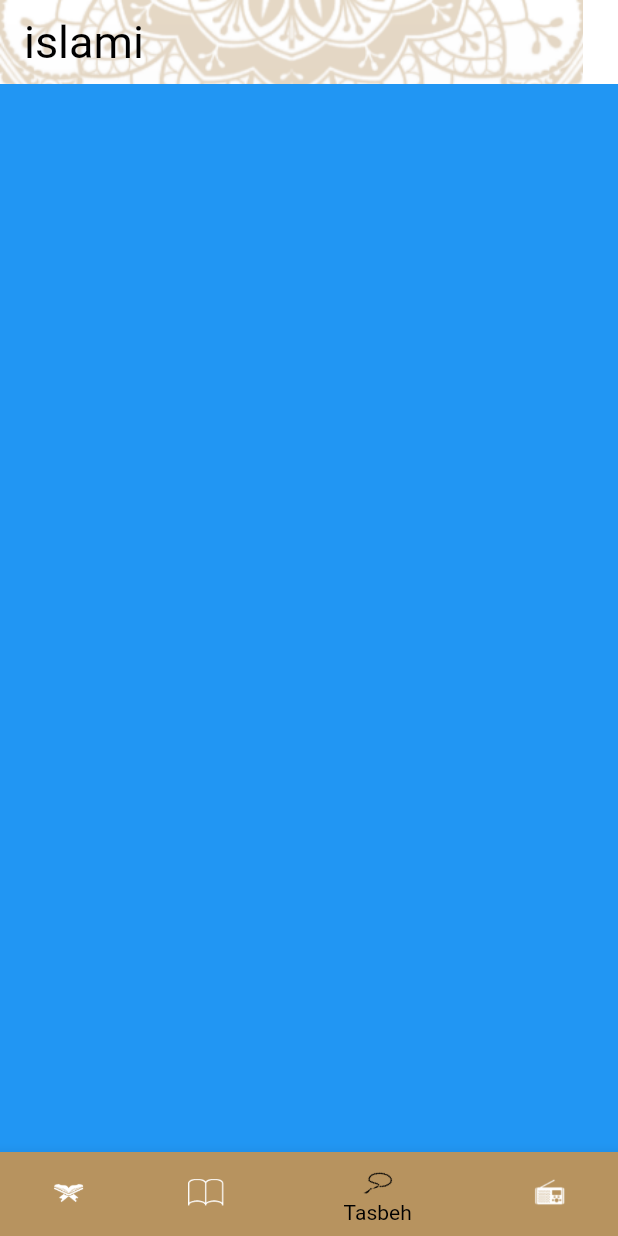
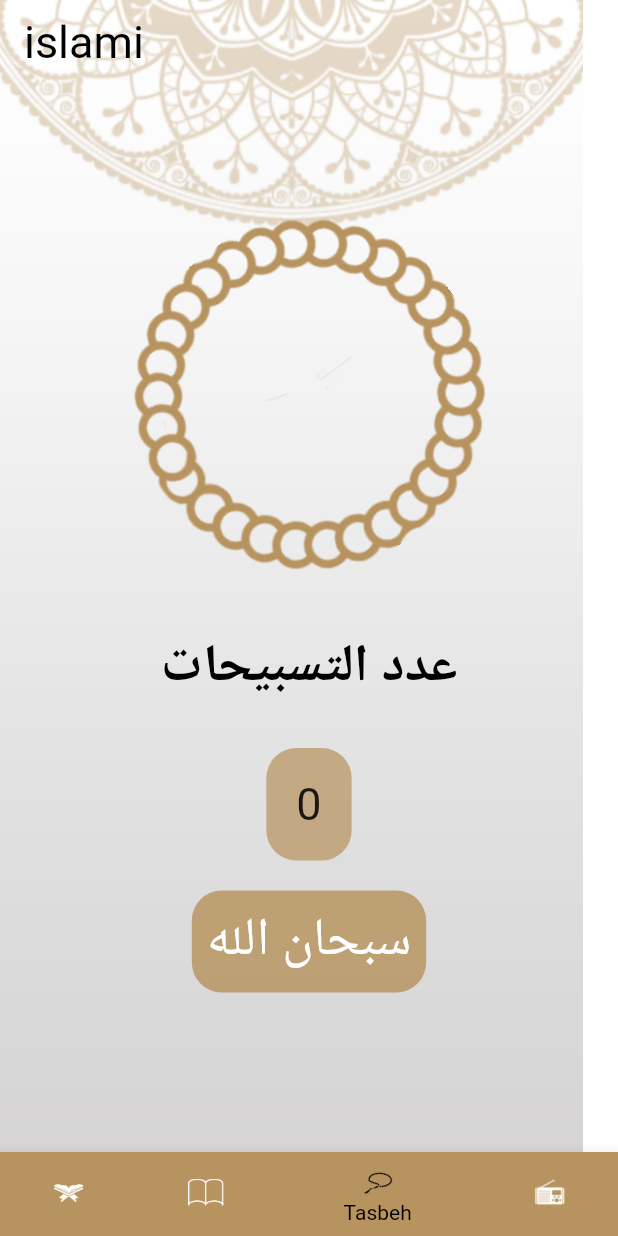
Before and after one commit to mohamednabiltraining/islami-online-c4, a Flutter app: the screen it shows after launch, item 3 of the bottom bar chosen, on a phone screen of 412 x 824 dp. Run offline on Flutter 3.47's test engine with Material 2 defaults, Android fonts, the phone set to English and light mode, and no system bars.

Commit message:
finish with seb7a screen

```diff
--- a/lib/home/tasbeh/TasbehTab.dart
+++ b/lib/home/tasbeh/TasbehTab.dart
@@ -1,10 +1,108 @@
 import 'package:flutter/material.dart';
 
-class TasbehTab extends StatelessWidget {
+class TasbehTab extends StatefulWidget {
+  @override
+  _TasbehTabState createState() => _TasbehTabState();
+}
+
+class _TasbehTabState extends State<TasbehTab> {
+  int counter = 0;
+
+  List<String> seb7a = [
+    'سبحان الله',
+    'الحمد لله',
+    'لا اله الا الله',
+    'الله اكبر'
+  ];
+  int index = 0;
+  String text = '';
+
   @override
   Widget build(BuildContext context) {
     return Container(
-      color: Colors.blue,
+      margin: EdgeInsets.all(50),
+      child: Column(
+        crossAxisAlignment: CrossAxisAlignment.stretch,
+        children: [
+          Transform.rotate(
+            angle: 180,
+            child: GestureDetector(
+              onTap: () {
+                counter++;
+                setState(() {
+                  if (counter > 33) {
+                    counter = 0;
+                    if (index == 3) {
+                      index = 0;
+                    }
+                    else {
+                      index++;
+                    }
+                    text = seb7a[index];
+                  }
+                });
+              },
+              child: Image(
+                image: AssetImage('assets/images/body of seb7a.png'),
+              ),
+            ),
+          ),
+          Text(
+            'عدد التسبيحات',
+            textAlign: TextAlign.center,
+            style: TextStyle(
+                color: Colors.black,
+                fontWeight: FontWeight.bold,
+                fontSize: 35
+            ),
+          ),
+          SizedBox(
+            height: 30,
+          ),
+          Row(
+            mainAxisAlignment: MainAxisAlignment.center,
+            children: [
+              Container(
+                padding: EdgeInsets.all(20),
+                decoration: BoxDecoration(
+                  borderRadius: BorderRadius.circular(20),
+                  color: Color.fromARGB(183, 183, 147, 95),
+                ),
+                child: Text(
+                  '$counter',
+                  textAlign: TextAlign.center,
+                  style: TextStyle(
+                    fontSize: 30,
+                  ),
+                ),
+              ),
+            ],
+          ),
+          SizedBox(
+            height: 20,
+          ),
+          Row(
+            mainAxisAlignment: MainAxisAlignment.center,
+            children: [
+              Container(
+                padding: EdgeInsets.all(10),
+                decoration: BoxDecoration(
+                  borderRadius: BorderRadius.circular(20),
+                  color: Color.fromARGB(210, 183, 147, 95),
+                ),
+                child: Text(
+                  text = seb7a[index],
+                  textAlign: TextAlign.center,
+                  style: TextStyle(
+                      fontSize: 35,
+                      color: Colors.white
+                  ),
+                ),
+              ),
+            ],
+          ),
+        ],
+      ),
     );
   }
 }
```
Also changed, not shown: assets/images/2.0x/body of seb7a@2x.png (added), assets/images/3.0x/body of seb7a@3x.png (added), assets/images/body of seb7a.png (added), pubspec.lock.
